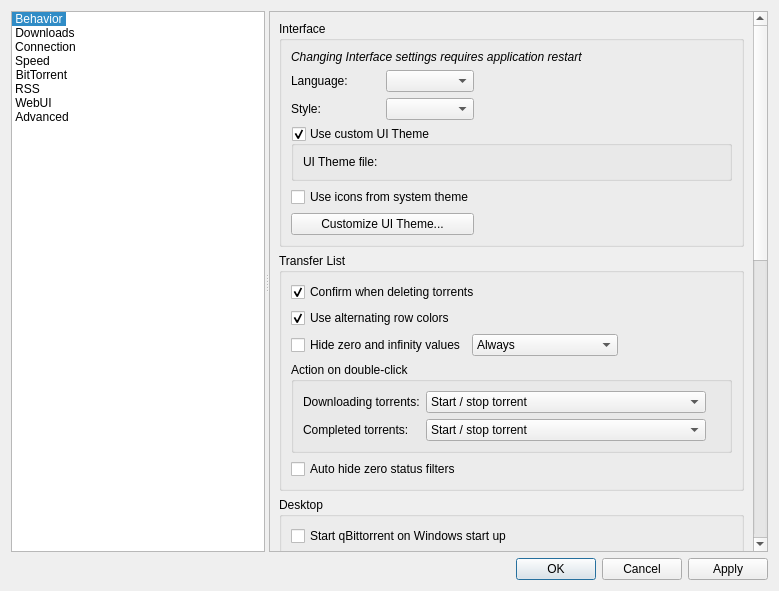
Before: the Qt Designer form src/gui/optionsdialog.ui in SysAdminDoc/qBittorrent-Vanced, drawn with Qt 5.
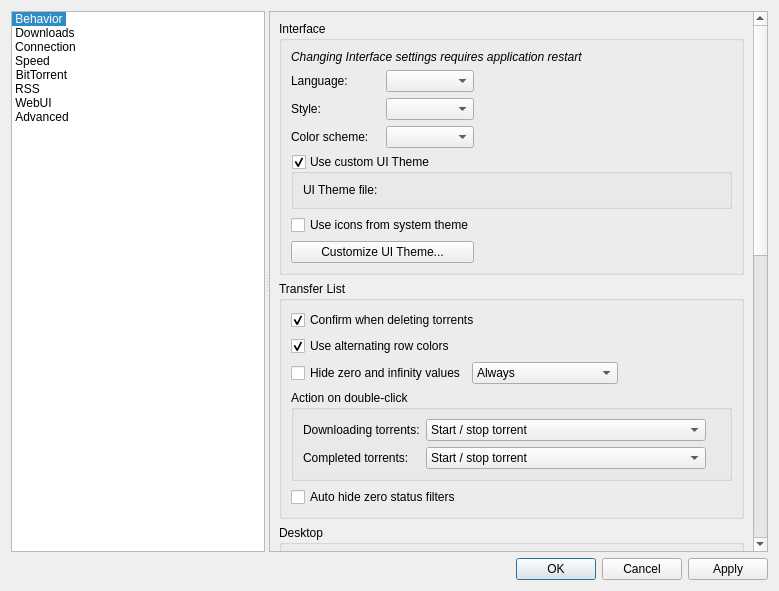
After: the same form once the commit is applied. Custom widgets are drawn as their Qt base class.

Commit message:
Allow to choose color scheme on Windows
PR #21615.

```diff
--- a/src/gui/optionsdialog.ui
+++ b/src/gui/optionsdialog.ui
@@ -191,7 +191,30 @@
                  </property>
                 </spacer>
                </item>
-               <item row="3" column="0" colspan="3">
+               <item row="3" column="0">
+                <widget class="QLabel" name="labelColorScheme">
+                 <property name="text">
+                  <string>Color scheme:</string>
+                 </property>
+                </widget>
+               </item>
+               <item row="3" column="1">
+                <widget class="QComboBox" name="comboColorScheme"/>
+               </item>
+               <item row="3" column="2">
+                <spacer name="spacerColorScheme">
+                 <property name="orientation">
+                  <enum>Qt::Orientation::Horizontal</enum>
+                 </property>
+                 <property name="sizeHint" stdset="0">
+                  <size>
+                   <width>40</width>
+                   <height>20</height>
+                  </size>
+                 </property>
+                </spacer>
+               </item>
+               <item row="4" column="0" colspan="3">
                 <widget class="QGroupBox" name="checkUseCustomTheme">
                  <property name="title">
                   <string>Use custom UI Theme</string>
@@ -213,14 +236,14 @@
                  </layout>
                 </widget>
                </item>
-               <item row="4" column="0" colspan="2">
+               <item row="5" column="0" colspan="2">
                 <widget class="QCheckBox" name="checkUseSystemIcon">
                  <property name="text">
                   <string>Use icons from system theme</string>
                  </property>
                 </widget>
                </item>
-               <item row="5" column="0" colspan="2">
+               <item row="6" column="0" colspan="2">
                 <widget class="QPushButton" name="buttonCustomizeUITheme">
                  <property name="text">
                   <string>Customize UI Theme...</string>
```
Left out of the diff: 2 changed lines with no effect on the pictures. The commit also changes 7 other files.
